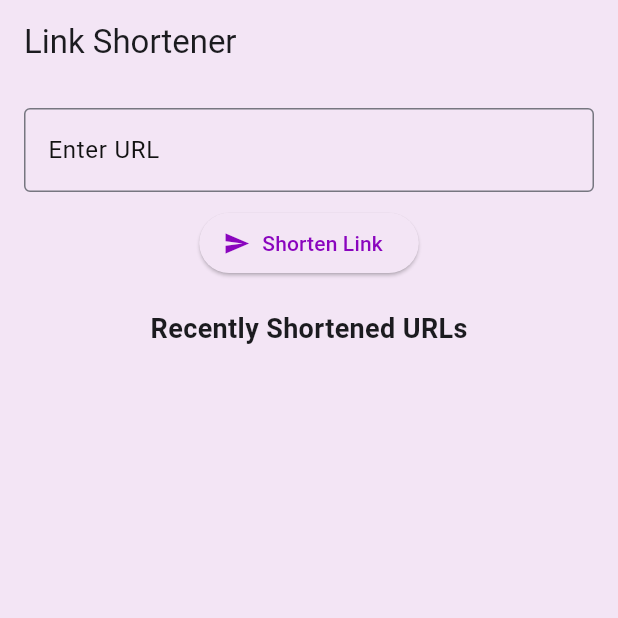
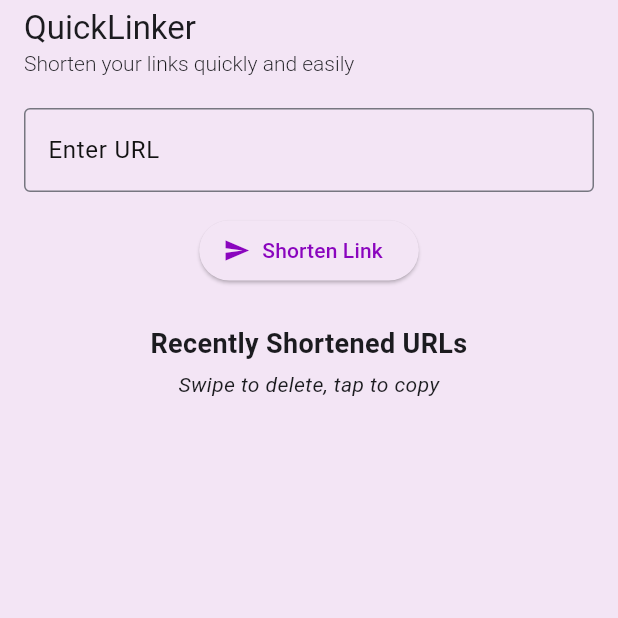
Before and after one commit to zejiran/quicklinker, a Flutter app: the screen it shows after launch, on a phone screen of 412 x 824 dp, the top half of it. Run offline on Flutter 3.47's test engine with Material 3 defaults, Android fonts, the phone set to English and light mode, and no system bars; our stand-ins replace audioplayers, connectivity, shimmer, sqflite; accounts and stored records are empty.

Commit message:
Feat: improve instructions for new users

```diff
--- a/lib/views/home/components/shimmer_loading.dart
+++ b/lib/views/home/components/shimmer_loading.dart
@@ -3,21 +3,14 @@ import 'package:shimmer/shimmer.dart';
 
 class ShimmerLoading extends StatelessWidget {
   final int itemCount;
-  final Color baseColor;
-  final Color highlightColor;
 
-  const ShimmerLoading({
-    super.key,
-    this.itemCount = 6,
-    required this.baseColor,
-    required this.highlightColor,
-  });
+  const ShimmerLoading({super.key, this.itemCount = 6});
 
   @override
   Widget build(BuildContext context) {
     return Shimmer.fromColors(
-      baseColor: baseColor,
-      highlightColor: highlightColor,
+      baseColor: Colors.grey[300]!,
+      highlightColor: Colors.grey[100]!,
       enabled: true,
       child: ListView.builder(
         itemCount: itemCount,
--- a/lib/views/home/home_screen.dart
+++ b/lib/views/home/home_screen.dart
@@ -17,18 +17,26 @@ class HomeScreen extends StatelessWidget {
     final viewModel = Provider.of<UrlViewModel>(context);
     final TextEditingController urlController = TextEditingController();
 
-    final baseColor = Colors.grey[300]!;
-    final highlightColor = Colors.grey[100]!;
-
     return Scaffold(
-      appBar: AppBar(title: const Text('Link Shortener')),
+      appBar: AppBar(
+        title: const Column(
+          crossAxisAlignment: CrossAxisAlignment.start,
+          children: [
+            Text('QuickLinker'),
+            Text(
+              'Shorten your links quickly and easily',
+              style: TextStyle(fontSize: 14, fontWeight: FontWeight.w300),
+            ),
+          ],
+        ),
+      ),
       body: Padding(
         padding: const EdgeInsets.all(16.0),
         child: Column(
           mainAxisAlignment: MainAxisAlignment.center,
           children: <Widget>[
             UrlInputField(controller: urlController),
-            const SizedBox(height: 10),
+            const SizedBox(height: 15),
             ShortenButton(
               onPressed: () {
                 if (isValidUrl(urlController.text)) {
@@ -38,18 +46,26 @@ class HomeScreen extends StatelessWidget {
                 }
               },
             ),
-            const SizedBox(height: 20),
+            const SizedBox(height: 25),
             const Text(
               'Recently Shortened URLs',
               style: TextStyle(fontSize: 18, fontWeight: FontWeight.bold),
+              textAlign: TextAlign.center,
             ),
-            const SizedBox(height: 10),
+            const SizedBox(height: 4),
+            const Text(
+              'Swipe to delete, tap to copy',
+              style: TextStyle(
+                fontSize: 14,
+                fontWeight: FontWeight.normal,
+                fontStyle: FontStyle.italic,
+              ),
+              textAlign: TextAlign.center,
+            ),
+            const SizedBox(height: 15),
             Expanded(
               child: viewModel.isLoading
-                  ? ShimmerLoading(
-                      baseColor: baseColor,
-                      highlightColor: highlightColor,
-                    )
+                  ? const ShimmerLoading()
                   : const UrlList(),
             ),
           ],
```
